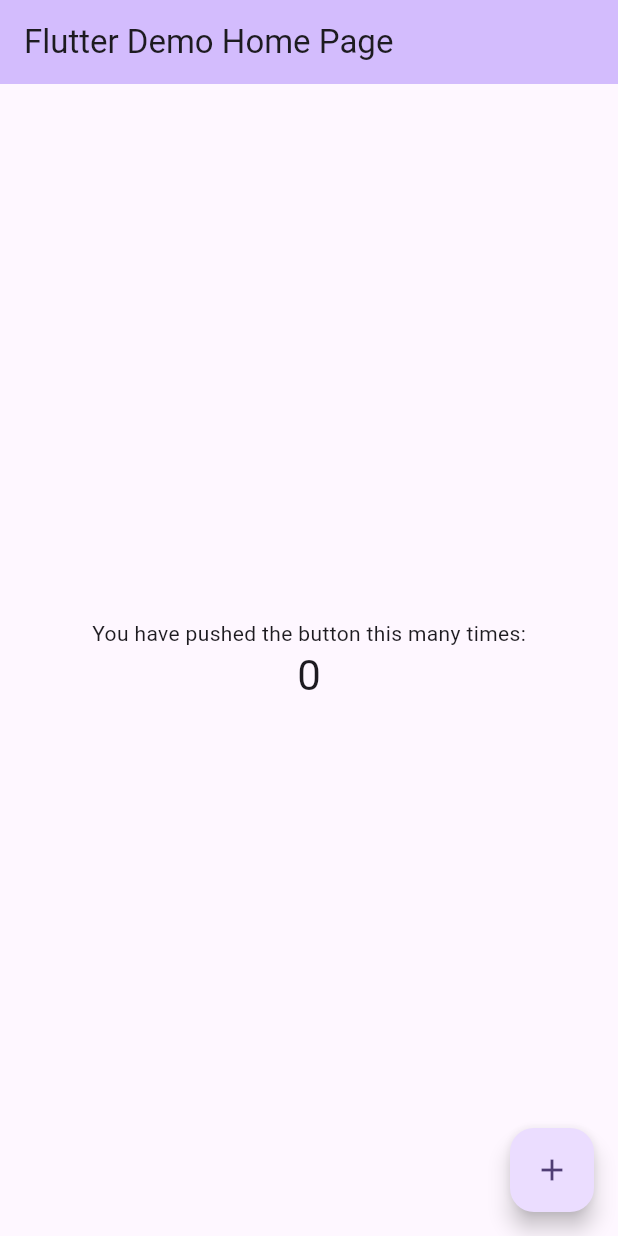
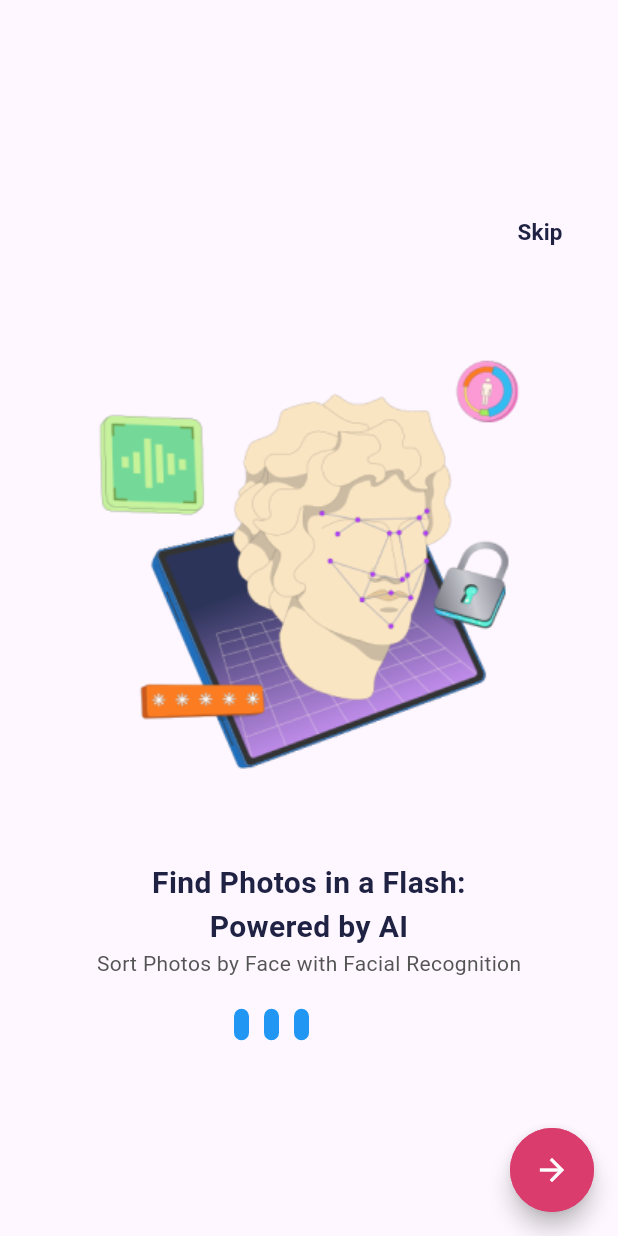
Before and after one commit to gurdittcancode/Etriz-hackedcode, a Flutter app: the screen it shows after launch, on a phone screen of 412 x 824 dp. Run offline on Flutter 3.47's test engine with Material 3 defaults, Android fonts, the light colour scheme and no system bars.

Commit message:
frontend iteration 1

```diff
--- a/lib/main.dart
+++ b/lib/main.dart
@@ -1,4 +1,6 @@
 import 'package:flutter/material.dart';
+import 'package:groupshot/screens/loginview/login_view.dart';
+import 'package:groupshot/screens/onboarding/onboarding_view.dart';
 
 void main() {
   runApp(const MyApp());
@@ -11,115 +13,97 @@
   @override
   Widget build(BuildContext context) {
     return MaterialApp(
-      title: 'Flutter Demo',
-      theme: ThemeData(
-        // This is the theme of your application.
-        //
-        // TRY THIS: Try running your application with "flutter run". You'll see
-        // the application has a purple toolbar. Then, without quitting the app,
-        // try changing the seedColor in the colorScheme below to Colors.green
-        // and then invoke "hot reload" (save your changes or press the "hot
-        // reload" button in a Flutter-supported IDE, or press "r" if you used
-        // the command line to start the app).
-        //
-        // Notice that the counter didn't reset back to zero; the application
-        // state is not lost during the reload. To reset the state, use hot
-        // restart instead.
-        //
-        // This works for code too, not just values: Most code changes can be
-        // tested with just a hot reload.
-        colorScheme: ColorScheme.fromSeed(seedColor: Colors.deepPurple),
-        useMaterial3: true,
-      ),
-      home: const MyHomePage(title: 'Flutter Demo Home Page'),
+      debugShowCheckedModeBanner: false,
+      title: 'GroupShot.AI',
+      home: OnboardingScreenView(),
     );
   }
 }
-
-class MyHomePage extends StatefulWidget {
-  const MyHomePage({super.key, required this.title});
-
-  // This widget is the home page of your application. It is stateful, meaning
-  // that it has a State object (defined below) that contains fields that affect
-  // how it looks.
-
-  // This class is the configuration for the state. It holds the values (in this
-  // case the title) provided by the parent (in this case the App widget) and
-  // used by the build method of the State. Fields in a Widget subclass are
-  // always marked "final".
-
-  final String title;
-
-  @override
-  State<MyHomePage> createState() => _MyHomePageState();
-}
-
-class _MyHomePageState extends State<MyHomePage> {
-  int _counter = 0;
-
-  void _incrementCounter() {
-    setState(() {
-      // This call to setState tells the Flutter framework that something has
-      // changed in this State, which causes it to rerun the build method below
-      // so that the display can reflect the updated values. If we changed
-      // _counter without calling setState(), then the build method would not be
-      // called again, and so nothing would appear to happen.
-      _counter++;
-    });
-  }
-
-  @override
-  Widget build(BuildContext context) {
-    // This method is rerun every time setState is called, for instance as done
-    // by the _incrementCounter method above.
-    //
-    // The Flutter framework has been optimized to make rerunning build methods
-    // fast, so that you can just rebuild anything that needs updating rather
-    // than having to individually change instances of widgets.
-    return Scaffold(
-      appBar: AppBar(
-        // TRY THIS: Try changing the color here to a specific color (to
-        // Colors.amber, perhaps?) and trigger a hot reload to see the AppBar
-        // change color while the other colors stay the same.
-        backgroundColor: Theme.of(context).colorScheme.inversePrimary,
-        // Here we take the value from the MyHomePage object that was created by
-        // the App.build method, and use it to set our appbar title.
-        title: Text(widget.title),
-      ),
-      body: Center(
-        // Center is a layout widget. It takes a single child and positions it
-        // in the middle of the parent.
-        child: Column(
-          // Column is also a layout widget. It takes a list of children and
-          // arranges them vertically. By default, it sizes itself to fit its
-          // children horizontally, and tries to be as tall as its parent.
-          //
-          // Column has various properties to control how it sizes itself and
-          // how it positions its children. Here we use mainAxisAlignment to
-          // center the children vertically; the main axis here is the vertical
-          // axis because Columns are vertical (the cross axis would be
-          // horizontal).
-          //
-          // TRY THIS: Invoke "debug painting" (choose the "Toggle Debug Paint"
-          // action in the IDE, or press "p" in the console), to see the
-          // wireframe for each widget.
-          mainAxisAlignment: MainAxisAlignment.center,
-          children: <Widget>[
-            const Text(
-              'You have pushed the button this many times:',
-            ),
-            Text(
-              '$_counter',
-              style: Theme.of(context).textTheme.headlineMedium,
-            ),
-          ],
-        ),
-      ),
-      floatingActionButton: FloatingActionButton(
-        onPressed: _incrementCounter,
-        tooltip: 'Increment',
-        child: const Icon(Icons.add),
-      ), // This trailing comma makes auto-formatting nicer for build methods.
-    );
-  }
-}
+//
+// class MyHomePage extends StatefulWidget {
+//   const MyHomePage({super.key, required this.title});
+//
+//   // This widget is the home page of your application. It is stateful, meaning
+//   // that it has a State object (defined below) that contains fields that affect
+//   // how it looks.
+//
+//   // This class is the configuration for the state. It holds the values (in this
+//   // case the title) provided by the parent (in this case the App widget) and
+//   // used by the build method of the State. Fields in a Widget subclass are
+//   // always marked "final".
+//
+//   final String title;
+//
+//   @override
+//   State<MyHomePage> createState() => _MyHomePageState();
+// }
+//
+// class _MyHomePageState extends State<MyHomePage> {
+//   int _counter = 0;
+//
+//   void _incrementCounter() {
+//     setState(() {
+//       // This call to setState tells the Flutter framework that something has
+//       // changed in this State, which causes it to rerun the build method below
+//       // so that the display can reflect the updated values. If we changed
+//       // _counter without calling setState(), then the build method would not be
+//       // called again, and so nothing would appear to happen.
+//       _counter++;
+//     });
+//   }
+//
+//   @override
+//   Widget build(BuildContext context) {
+//     // This method is rerun every time setState is called, for instance as done
+//     // by the _incrementCounter method above.
+//     //
+//     // The Flutter framework has been optimized to make rerunning build methods
+//     // fast, so that you can just rebuild anything that needs updating rather
+//     // than having to individually change instances of widgets.
+//     return Scaffold(
+//       appBar: AppBar(
+//         // TRY THIS: Try changing the color here to a specific color (to
+//         // Colors.amber, perhaps?) and trigger a hot reload to see the AppBar
+//         // change color while the other colors stay the same.
+//         backgroundColor: Theme.of(context).colorScheme.inversePrimary,
+//         // Here we take the value from the MyHomePage object that was created by
+//         // the App.build method, and use it to set our appbar title.
+//         title: Text(widget.title),
+//       ),
+//       body: Center(
+//         // Center is a layout widget. It takes a single child and positions it
+//         // in the middle of the parent.
+//         child: Column(
+//           // Column is also a layout widget. It takes a list of children and
+//           // arranges them vertically. By default, it sizes itself to fit its
+//           // children horizontally, and tries to be as tall as its parent.
+//           //
+//           // Column has various properties to control how it sizes itself and
+//           // how it positions its children. Here we use mainAxisAlignment to
+//           // center the children vertically; the main axis here is the vertical
+//           // axis because Columns are vertical (the cross axis would be
+//           // horizontal).
+//           //
+//           // TRY THIS: Invoke "debug painting" (choose the "Toggle Debug Paint"
+//           // action in the IDE, or press "p" in the console), to see the
+//           // wireframe for each widget.
+//           mainAxisAlignment: MainAxisAlignment.center,
+//           children: <Widget>[
+//             const Text(
+//               'You have pushed the button this many times:',
+//             ),
+//             Text(
+//               '$_counter',
+//               style: Theme.of(context).textTheme.headlineMedium,
+//             ),
+//           ],
+//         ),
+//       ),
+//       floatingActionButton: FloatingActionButton(
+//         onPressed: _incrementCounter,
+//         tooltip: 'Increment',
+//         child: const Icon(Icons.add),
+//       ), // This trailing comma makes auto-formatting nicer for build methods.
+//     );
+//   }
+// }
--- a/lib/screens/loginview/login_view.dart
+++ b/lib/screens/loginview/login_view.dart
@@ -0,0 +1,20 @@
+
+import "package:flutter/material.dart";
+class LoginViewScreen extends StatefulWidget {
+  const LoginViewScreen({super.key});
+
+  @override
+  State<LoginViewScreen> createState() => _LoginViewScreenState();
+}
+
+class _LoginViewScreenState extends State<LoginViewScreen> {
+  @override
+  Widget build(BuildContext context) {
+    return Scaffold(
+      body: Container(
+        height:MediaQuery.of(context).size.height,
+
+      ),
+    );
+  }
+}
--- /dev/null
+++ b/lib/screens/onboarding/onboarding_view.dart
@@ -0,0 +1,120 @@
+import 'package:flutter/cupertino.dart';
+import 'package:flutter/material.dart';
+
+class OnboardingScreenView extends StatefulWidget {
+  const OnboardingScreenView({super.key});
+
+  @override
+  State<OnboardingScreenView> createState() => _OnboardingScreenViewState();
+}
+
+class _OnboardingScreenViewState extends State<OnboardingScreenView> {
+  @override
+  int index=0;
+  Widget build(BuildContext context) {
+    return Scaffold(
+      floatingActionButton: FloatingActionButton(
+        child: Icon(
+          Icons.arrow_forward,
+          color: Colors.white,
+
+        ),
+        onPressed: (){
+          setState(() {
+            if(index!=2){
+              index=index+1;
+            }
+            else{
+              index=0;
+            }
+          });
+        },
+        shape: RoundedRectangleBorder(
+
+          borderRadius: BorderRadius.circular(100),
+          side: BorderSide(
+            color: Color(0xffd93c6d)
+          ),
+
+        ),
+        backgroundColor: Color(0xffd93c6d),
+
+
+
+      ),
+      body: Container(
+        padding: EdgeInsets.all(20),
+        height: MediaQuery.of(context).size.height,
+        child: Column(
+          mainAxisAlignment: MainAxisAlignment.center,
+          children: [
+            Align(
+              alignment: Alignment.topRight,
+              child: TextButton(
+                child: Text("Skip", style: TextStyle(color:Color(0xff202244) , fontWeight: FontWeight.bold, fontSize: 15 ),),
+                onPressed: (){},
+              ),
+            ),
+            SizedBox(
+              height: 40,
+            ),
+            const Image(image: AssetImage("assets/images/biometric.png")),
+            SizedBox(
+              height: 40,
+            ),
+            Text(
+              "Find Photos in a Flash:\nPowered by AI",
+              style: TextStyle(color:Color(0xff202244), fontSize: 20, fontWeight: FontWeight.w600),
+               textAlign: TextAlign.center,
+            ),
+            Text("Sort Photos by Face with Facial Recognition", style: TextStyle(color: Color(0xff545454)),),
+            SizedBox(
+              height: 20,
+            ),
+            Align(
+
+              child: Container(
+                width: 100,
+                child:Row(
+                  children: [
+                    Container(
+                      width: 10,
+                      decoration: BoxDecoration(
+                        borderRadius: BorderRadius.circular(10),
+                        color: Colors.blue
+                      ),
+                      child: Text(""),
+                    ),
+                    SizedBox(
+                      width: 10,
+                    ),
+                    Container(
+                      width: 10,
+                      decoration: BoxDecoration(
+                          borderRadius: BorderRadius.circular(100),
+                          color: Colors.blue
+                      ),
+                      child: Text(""),
+                    ),
+                    SizedBox(
+                      width: 10,
+                    ),
+                    Container(
+                      width: 10,
+                      decoration: BoxDecoration(
+                          borderRadius: BorderRadius.circular(100),
+                          color: Colors.blue
+                      ),
+                      child: Text(""),
+                    ),
+
+                  ],
+                ),
+              ),
+            )
+          ],
+        ),
+      ),
+    );
+  }
+}
--- a/pubspec.yaml
+++ b/pubspec.yaml
@@ -59,10 +59,8 @@ flutter:
   uses-material-design: true
 
   # To add assets to your application, add an assets section, like this:
-  # assets:
-  #   - images/a_dot_burr.jpeg
-  #   - images/a_dot_ham.jpeg
-
+  assets:
+    - assets/images/
   # An image asset can refer to one or more resolution-specific "variants", see
   # https://flutter.dev/assets-and-images/#resolution-aware
 
```
Also changed, not shown: utils/colors.dart (added, +12 -0 lines), assets/images/biometric.png (added), assets/images/cloud_uploa.png (added), assets/images/mail_export.png (added), 4 other files.
